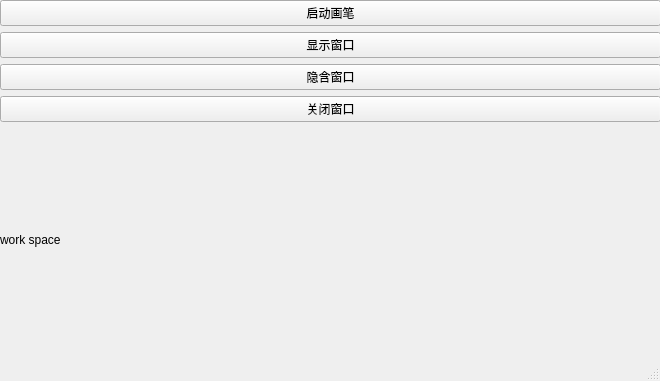
The window that des_20190620.ui (linpeng109/py_20190617) describes before a commit, drawn with Qt 5.
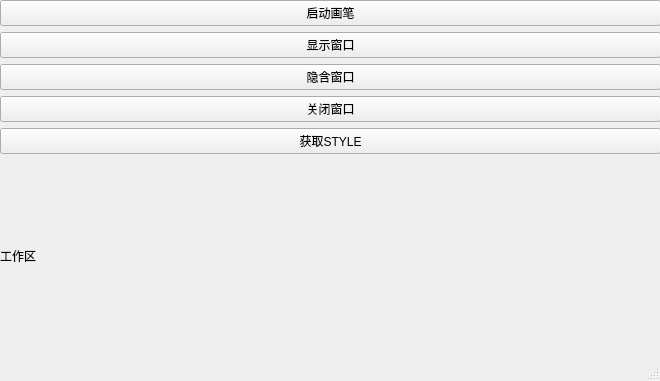
The same window after the commit.

Diff of the .ui file:
```diff
--- a/des_20190620.ui
+++ b/des_20190620.ui
@@ -55,6 +55,13 @@
        </property>
       </widget>
      </item>
+     <item>
+      <widget class="QPushButton" name="pushButton_5">
+       <property name="text">
+        <string>获取STYLE</string>
+       </property>
+      </widget>
+     </item>
      <item>
       <widget class="QLabel" name="label">
        <property name="frameShadow">
@@ -64,7 +71,7 @@
         <number>2</number>
        </property>
        <property name="text">
-        <string>work space</string>
+        <string>工作区</string>
        </property>
       </widget>
      </item>
```
